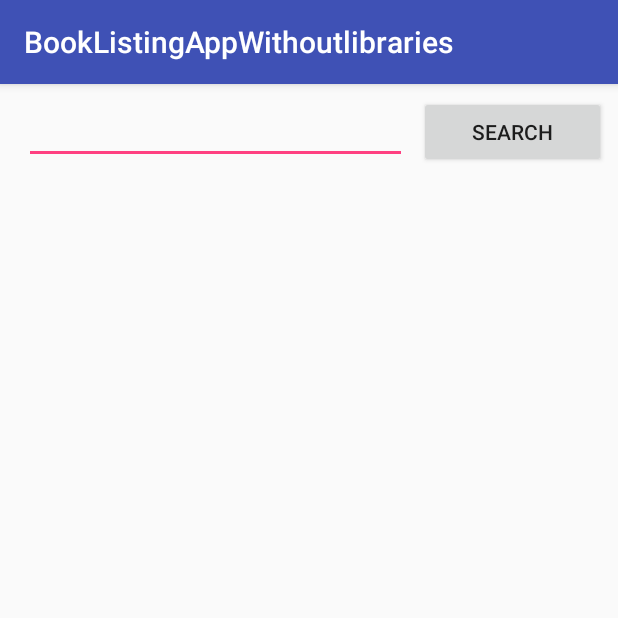
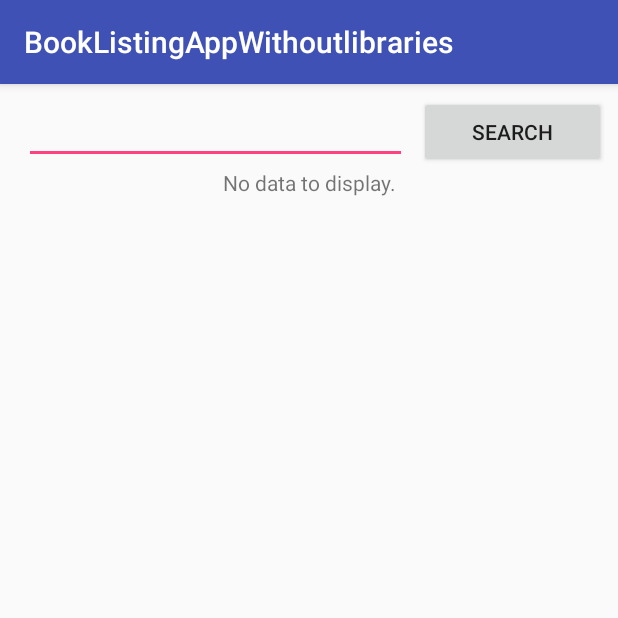
Before and after one commit to PiotrPrus/BookListingAppWithoutlibraries, an Android app: the screen it shows after launch (MainActivity), after a tap on "SEARCH", on a phone screen of 412 x 824 dp, the top half of it. Run offline under Robolectric (Android 15) with nearby library versions, the phone set to English and light mode, and no system bars.

Commit message:
Minor 4bug fixes as Udacity review point

```diff
--- a/app/src/main/AndroidManifest.xml
+++ b/app/src/main/AndroidManifest.xml
@@ -2,6 +2,7 @@
 <manifest xmlns:android="http://schemas.android.com/apk/res/android"
     package="com.example.prusp.booklistingappwithoutlibraries">
     <uses-permission android:name="android.permission.INTERNET" />
+    <uses-permission android:name="android.permission.ACCESS_NETWORK_STATE"/>
 
     <application
         android:allowBackup="true"
--- a/app/src/main/java/com/example/prusp/booklistingappwithoutlibraries/MainActivity.java
+++ b/app/src/main/java/com/example/prusp/booklistingappwithoutlibraries/MainActivity.java
@@ -1,10 +1,10 @@
 package com.example.prusp.booklistingappwithoutlibraries;
 
 import android.content.Context;
+import android.net.ConnectivityManager;
+import android.net.NetworkInfo;
 import android.os.AsyncTask;
 import android.os.Bundle;
-import android.os.Parcelable;
-import android.support.v4.os.ParcelableCompatCreatorCallbacks;
 import android.support.v7.app.AppCompatActivity;
 import android.util.Log;
 import android.view.View;
@@ -12,6 +12,8 @@ import android.view.inputmethod.InputMethodManager;
 import android.widget.Button;
 import android.widget.EditText;
 import android.widget.ListView;
+import android.widget.TextView;
+import android.widget.Toast;
 
 import java.io.BufferedReader;
 import java.io.IOException;
@@ -29,6 +31,7 @@ public class MainActivity extends AppCompatActivity {
     private static final String RESULTS = "booksResults";
 
     EditText editText;
+    TextView noDataTextView;
     Button button;
     BookAdapter adapter;
     ListView listView;
@@ -39,6 +42,7 @@ public class MainActivity extends AppCompatActivity {
         setContentView(R.layout.activity_main);
 
         editText = (EditText) findViewById(R.id.edit_text_view);
+        noDataTextView = (TextView) findViewById(R.id.no_data_to_display_text_view);
         button = (Button) findViewById(R.id.search_button);
         adapter = new BookAdapter(this, -1);
 
@@ -49,14 +53,24 @@ public class MainActivity extends AppCompatActivity {
             @Override
             public void onClick(View view) {
                 hideVirtualKeyboard();
-                BookAsyncTask task = new BookAsyncTask();
-                task.execute();
+                if (isInternetAvailable()) {
+                    BookAsyncTask task = new BookAsyncTask();
+                    task.execute();
+                } else {
+                    Toast.makeText(MainActivity.this, R.string.check_internet, Toast.LENGTH_SHORT).show();
+                }
             }
         });
 if(savedInstanceState != null) {
     Book[] values = (Book[]) savedInstanceState.getParcelableArray(RESULTS);
     adapter.addAll(values);
 }
+    }
+
+    private boolean isInternetAvailable() {
+        ConnectivityManager connectivityManager = (ConnectivityManager) getApplicationContext().getSystemService(Context.CONNECTIVITY_SERVICE);
+        NetworkInfo activeNetwork = connectivityManager.getActiveNetworkInfo();
+        return activeNetwork.isConnectedOrConnecting();
     }
 
     @Override
@@ -66,7 +80,7 @@ if(savedInstanceState != null) {
         for(int i = 0; i<values.length; i++) {
             values[i] = adapter.getItem(i);
         }
-        outState.putParcelableArray(RESULTS, (Parcelable[]) values);
+        outState.putParcelableArray(RESULTS, values);
     }
 
     private void hideVirtualKeyboard() {
@@ -159,8 +173,13 @@ if(savedInstanceState != null) {
         }
 
         private void updateUi(List<Book> books) {
-            adapter.clear();
-            adapter.addAll(books);
+            if(books.isEmpty()){
+                noDataTextView.setVisibility(View.VISIBLE);
+            } else {
+                noDataTextView.setVisibility(View.GONE);
+                adapter.clear();
+                adapter.addAll(books);
+            }
         }
     }
 }
--- a/app/src/main/java/com/example/prusp/booklistingappwithoutlibraries/ParseAuthorsAsString.java
+++ b/app/src/main/java/com/example/prusp/booklistingappwithoutlibraries/ParseAuthorsAsString.java
@@ -50,7 +50,10 @@ public class ParseAuthorsAsString {
                 JSONObject bookInfo = bookObject.getJSONObject("volumeInfo");
 
                 String title = bookInfo.getString("title");
-                JSONArray authors = bookInfo.getJSONArray("authors");
+                JSONArray authors = new JSONArray();
+                if (bookInfo.has("authors")) {
+                    authors = bookInfo.getJSONArray("authors");
+                }
                 String authorsString = formatAuthorsList(authors);
 
                 Book book = new Book(authorsString, title);
--- a/app/src/main/res/layout/activity_main.xml
+++ b/app/src/main/res/layout/activity_main.xml
@@ -55,4 +55,11 @@
         app:layout_constraintLeft_toLeftOf="parent"
         app:layout_constraintRight_toRightOf="parent"
         app:layout_constraintTop_toBottomOf="@+id/edit_text_view" />
+    <TextView
+        android:layout_width="match_parent"
+        android:layout_height="wrap_content"
+        android:visibility="gone"
+        android:id="@+id/no_data_to_display_text_view"
+        android:text="@string/no_data_to_display"
+        android:gravity="center"/>
 </LinearLayout>
--- a/app/src/main/res/values/strings.xml
+++ b/app/src/main/res/values/strings.xml
@@ -1,3 +1,5 @@
 <resources>
     <string name="app_name">BookListingAppWithoutlibraries</string>
+    <string name="no_data_to_display">No data to display.</string>
+    <string name="check_internet">Please check your internet connection</string>
 </resources>
```
